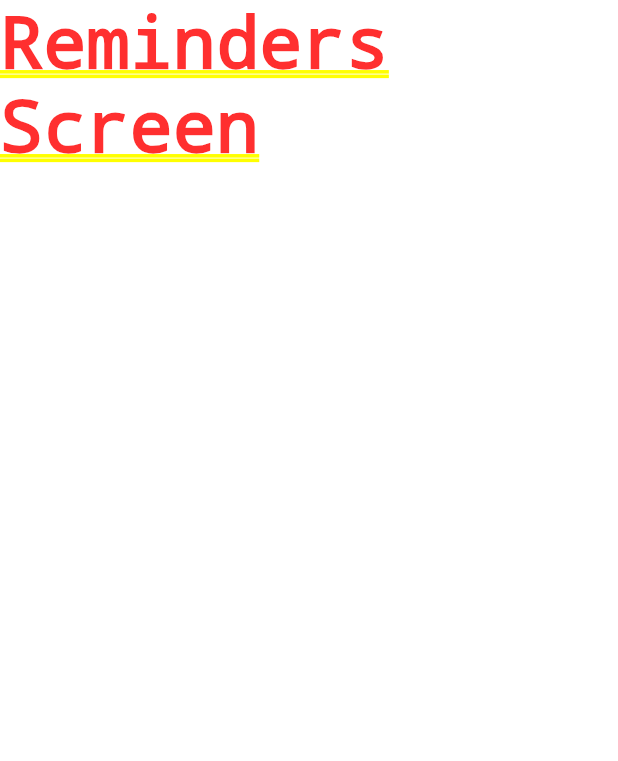
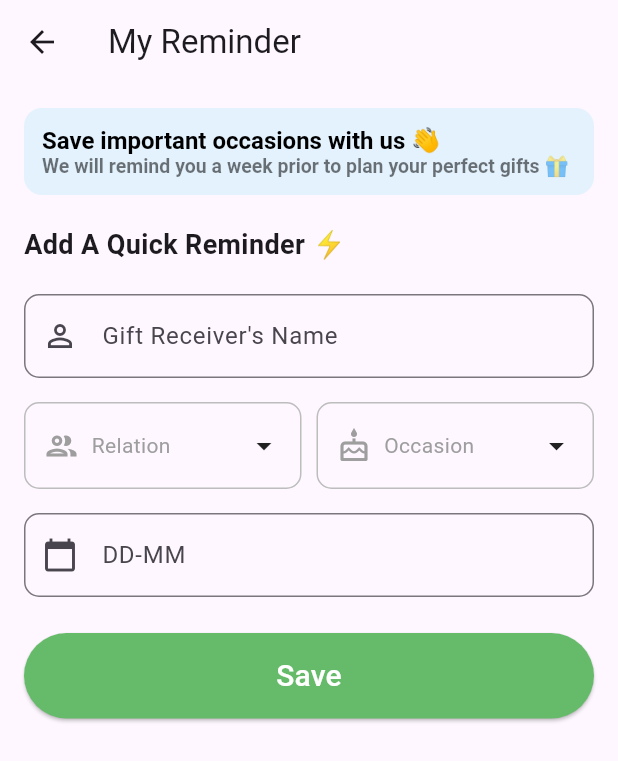
Before and after one commit to Ersanju/firebase-flutter-setup-authentication, a Flutter app: the AccountPage screen opened directly, after a tap on "Reminders", on a phone screen of 412 x 824 dp. Shown: the top 761 px of the screen. Run offline on Flutter 3.47's test engine with Material 3 defaults, Android fonts, the phone set to English and light mode, and no system bars; our stand-ins replace country_code_picker, firebase_core, geocoding, geolocator; accounts and stored records are empty.

Commit message:
Add reminder and show reminder list

```diff
--- /dev/null
+++ b/lib/models/reminder_model.dart
@@ -0,0 +1,13 @@
+class Reminder {
+  final String name;
+  final String relation;
+  final String occasion;
+  final DateTime date;
+
+  Reminder({
+    required this.name,
+    required this.relation,
+    required this.occasion,
+    required this.date,
+  });
+}
--- a/lib/widgets/account_page/account_page.dart
+++ b/lib/widgets/account_page/account_page.dart
@@ -1,3 +1,4 @@
+import 'package:firebase_setup_console/widgets/account_page/reminder_page.dart';
 import 'package:flutter/material.dart';
 
 import 'chat_with_us.dart';
@@ -66,7 +67,7 @@ class AccountPage extends StatelessWidget {
                     onPressed: () {
                       Navigator.push(
                         context,
-                        MaterialPageRoute(builder: (context) => Text("Reminders Screen")),
+                        MaterialPageRoute(builder: (context) => ReminderPage()),
                       );
                     },
                   ),
--- /dev/null
+++ b/lib/widgets/account_page/reminder_page.dart
@@ -0,0 +1,313 @@
+// File: lib/widgets/account_page/reminder_page.dart
+import 'package:flutter/material.dart';
+import 'package:intl/intl.dart';
+import '../../models/reminder_model.dart';
+import 'reminder_list_page.dart';
+
+/// This global list lives in memory for the entire session.
+List<Reminder> reminders = [];
+
+class ReminderPage extends StatefulWidget {
+  @override
+  _ReminderPageState createState() => _ReminderPageState();
+}
+
+class _ReminderPageState extends State<ReminderPage> {
+  final TextEditingController _nameController = TextEditingController();
+  final TextEditingController _dateController = TextEditingController();
+  String? selectedRelation;
+  String? selectedOccasion;
+  DateTime? selectedDate;
+
+  // When the user taps “Save,” create a Reminder model, add it to `reminders`,
+  // show a SnackBar, and pushReplacement to the list page.
+  void _saveReminder() {
+    if (_nameController.text.isNotEmpty &&
+        selectedRelation != null &&
+        selectedOccasion != null &&
+        selectedDate != null) {
+      final newReminder = Reminder(
+        name: _nameController.text,
+        relation: selectedRelation!,
+        occasion: selectedOccasion!,
+        date: selectedDate!,
+      );
+
+      // Add to global in‐memory list:
+      reminders.add(newReminder);
+
+      ScaffoldMessenger.of(context).showSnackBar(
+        SnackBar(
+          content: Text("Saved successfully"),
+          behavior: SnackBarBehavior.floating,
+          backgroundColor: Colors.black87,
+        ),
+      );
+
+      // Navigate to the list view, replacing this page.
+      Navigator.pushReplacement(
+        context,
+        MaterialPageRoute(
+          builder: (_) => ReminderListPage(),
+        ),
+      );
+    } else {
+      ScaffoldMessenger.of(context).showSnackBar(
+        SnackBar(content: Text("Please complete all fields")),
+      );
+    }
+  }
+
+  final List<String> relations = [
+    'Partner',
+    'Boyfriend',
+    'Girlfriend',
+    'Husband',
+    'Wife',
+    'Brother',
+    'Sister',
+    'Mother',
+    'Son',
+    'Daughter',
+    'Friend'
+  ];
+  final List<String> occasions = [
+    'Birthday',
+    'Anniversary',
+    'Graduation',
+    'Promotion',
+    'Retirement',
+    'Farewell'
+  ];
+
+  // Shows a bottom sheet with ChoiceChips for selection
+  void _showBottomSheet(
+      BuildContext context,
+      String title,
+      List<String> options,
+      Function(String) onSelected,
+      ) {
+    showModalBottomSheet(
+      context: context,
+      builder: (_) {
+        return Padding(
+          padding: const EdgeInsets.symmetric(vertical: 16.0),
+          child: Column(
+            mainAxisSize: MainAxisSize.min,
+            children: [
+              Text(title,
+                  style: TextStyle(fontSize: 18, fontWeight: FontWeight.bold)),
+              Divider(thickness: 0.5),
+              Wrap(
+                spacing: 10,
+                runSpacing: 10,
+                children: options.map((option) {
+                  return ChoiceChip(
+                    label: Text(option),
+                    selected: false,
+                    shape: RoundedRectangleBorder(
+                      borderRadius: BorderRadius.circular(20),
+                      side: BorderSide(color: Colors.grey.shade300),
+                    ),
+                    onSelected: (_) {
+                      onSelected(option);
+                      Navigator.pop(context);
+                    },
+                  );
+                }).toList(),
+              ),
+              SizedBox(height: 20),
+            ],
+          ),
+        );
+      },
+    );
+  }
+
+  // Shows the date picker and writes “d-MMMM” (e.g. “4-June”) to the controller
+  Future<void> _selectDate(BuildContext context) async {
+    final DateTime? picked = await showDatePicker(
+      context: context,
+      initialDate: DateTime.now(),
+      firstDate: DateTime(2020),
+      lastDate: DateTime(2101),
+    );
+    if (picked != null) {
+      setState(() {
+        selectedDate = picked;
+        _dateController.text = DateFormat('d-MMMM').format(picked);
+      });
+    }
+  }
+
+  @override
+  Widget build(BuildContext context) {
+    return Scaffold(
+      appBar: AppBar(
+        title: Text('My Reminder'),
+        leading: IconButton(
+          icon: Icon(Icons.arrow_back),
+          onPressed: () {
+            // If you want to handle going back manually:
+            Navigator.pop(context);
+          },
+        ),
+      ),
+      body: Padding(
+        padding: const EdgeInsets.all(16.0),
+        child: ListView(
+          children: [
+            // Banner at top
+            Container(
+              padding: EdgeInsets.all(12),
+              decoration: BoxDecoration(
+                color: Colors.blue.shade50,
+                borderRadius: BorderRadius.circular(12),
+              ),
+              child: RichText(
+                text: TextSpan(
+                  text: "Save important occasions with us 👋\n",
+                  style: TextStyle(color: Colors.black, fontSize: 16, fontWeight: FontWeight.bold),
+                  children: [
+                    TextSpan(
+                      text:
+                      "We will remind you a week prior to plan your perfect gifts 🎁",
+                      style: TextStyle(fontSize: 13.0, color: Colors.black54),
+                    ),
+                  ],
+                ),
+              ),
+            ),
+            SizedBox(height: 20),
+
+            // “Add A Quick Reminder” heading
+            Text(
+              'Add A Quick Reminder ⚡',
+              style: TextStyle(fontSize: 18, fontWeight: FontWeight.bold),
+            ),
+            SizedBox(height: 20),
+
+            // Name field
+            TextField(
+              controller: _nameController,
+              decoration: InputDecoration(
+                labelText: "Gift Receiver's Name",
+                prefixIcon: Icon(Icons.person_outline),
+                border:
+                OutlineInputBorder(borderRadius: BorderRadius.circular(10)),
+              ),
+            ),
+            SizedBox(height: 16),
+
+            // Relation & Occasion selectors
+            Row(
+              children: [
+                Expanded(
+                  child: GestureDetector(
+                    onTap: () {
+                      _showBottomSheet(
+                        context,
+                        'Select Relation',
+                        relations,
+                            (val) => setState(() => selectedRelation = val),
+                      );
+                    },
+                    child: Container(
+                      padding:
+                      EdgeInsets.symmetric(horizontal: 12, vertical: 16),
+                      decoration: BoxDecoration(
+                        border: Border.all(color: Colors.grey.shade400),
+                        borderRadius: BorderRadius.circular(10),
+                      ),
+                      child: Row(
+                        children: [
+                          Icon(Icons.group_outlined, color: Colors.grey),
+                          SizedBox(width: 8),
+                          Text(
+                            selectedRelation ?? 'Relation',
+                            style: TextStyle(
+                              color: selectedRelation != null
+                                  ? Colors.black
+                                  : Colors.grey,
+                            ),
+                          ),
+                          Spacer(),
+                          Icon(Icons.arrow_drop_down),
+                        ],
+                      ),
+                    ),
+                  ),
+                ),
+                SizedBox(width: 10),
+                Expanded(
+                  child: GestureDetector(
+                    onTap: () {
+                      _showBottomSheet(
+                        context,
+                        'Select Occasion',
+                        occasions,
+                            (val) => setState(() => selectedOccasion = val),
+                      );
+                    },
+                    child: Container(
+                      padding:
+                      EdgeInsets.symmetric(horizontal: 12, vertical: 16),
+                      decoration: BoxDecoration(
+                        border: Border.all(color: Colors.grey.shade400),
+                        borderRadius: BorderRadius.circular(10),
+                      ),
+                      child: Row(
+                        children: [
+                          Icon(Icons.cake_outlined, color: Colors.grey),
+                          SizedBox(width: 8),
+                          Text(
+                            selectedOccasion ?? 'Occasion',
+                            style: TextStyle(
+                              color: selectedOccasion != null
+                                  ? Colors.black
+                                  : Colors.grey,
+                            ),
+                          ),
+                          Spacer(),
+                          Icon(Icons.arrow_drop_down),
+                        ],
+                      ),
+                    ),
+                  ),
+                ),
+              ],
+            ),
+            SizedBox(height: 16),
+
+            // Date picker field
+            TextField(
+              controller: _dateController,
+              readOnly: true,
+              onTap: () => _selectDate(context),
+              decoration: InputDecoration(
+                labelText: 'DD-MM',
+                prefixIcon: Icon(Icons.calendar_today),
+                border:
+                OutlineInputBorder(borderRadius: BorderRadius.circular(10)),
+              ),
+            ),
+            SizedBox(height: 24),
+
+            // Save button
+            ElevatedButton(
+              style: ElevatedButton.styleFrom(
+                backgroundColor: Colors.green.shade400,
+                padding: EdgeInsets.symmetric(vertical: 14),
+              ),
+              onPressed: _saveReminder,
+              child: Text(
+                'Save',
+                style: TextStyle(fontSize: 20, color: Colors.white),
+              ),
+            ),
+          ],
+        ),
+      ),
+    );
+  }
+}
--- a/pubspec.yaml
+++ b/pubspec.yaml
@@ -20,6 +20,7 @@ dependencies:
   geolocator: ^11.0.0
   geocoding: ^3.0.0
   permission_handler: ^11.3.0
+  intl: ^0.20.2
 
 dev_dependencies:
   flutter_test:
```
Also changed, not shown: lib/widgets/account_page/reminder_list_page.dart (added, +180 -0 lines), pubspec.lock.
